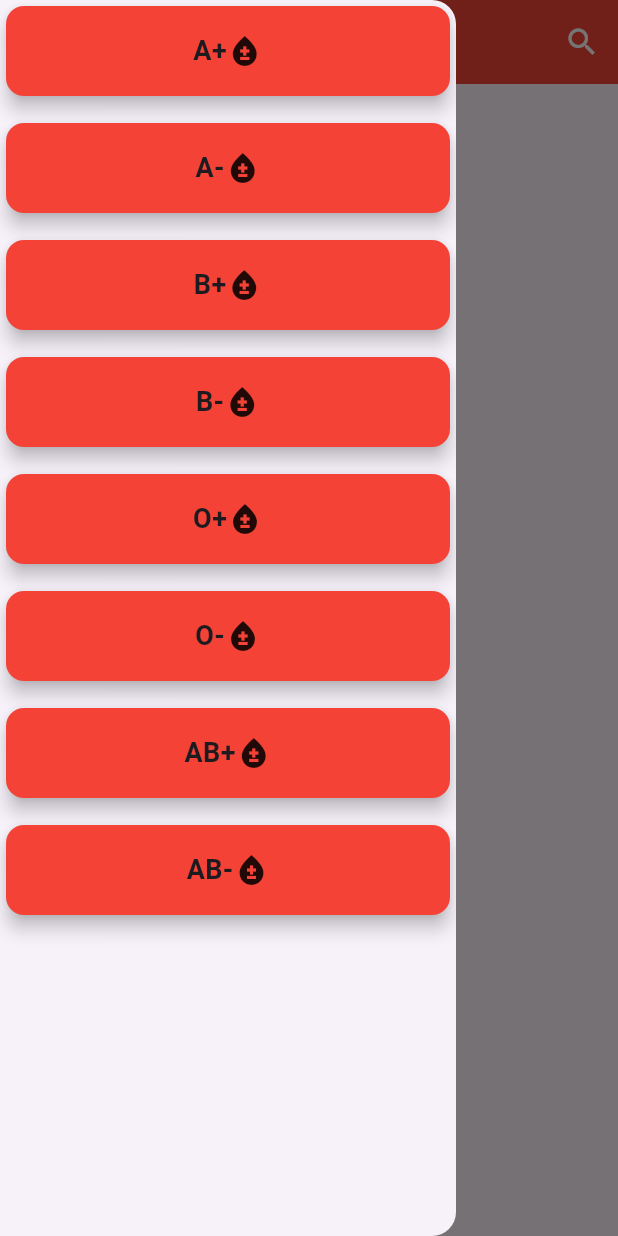
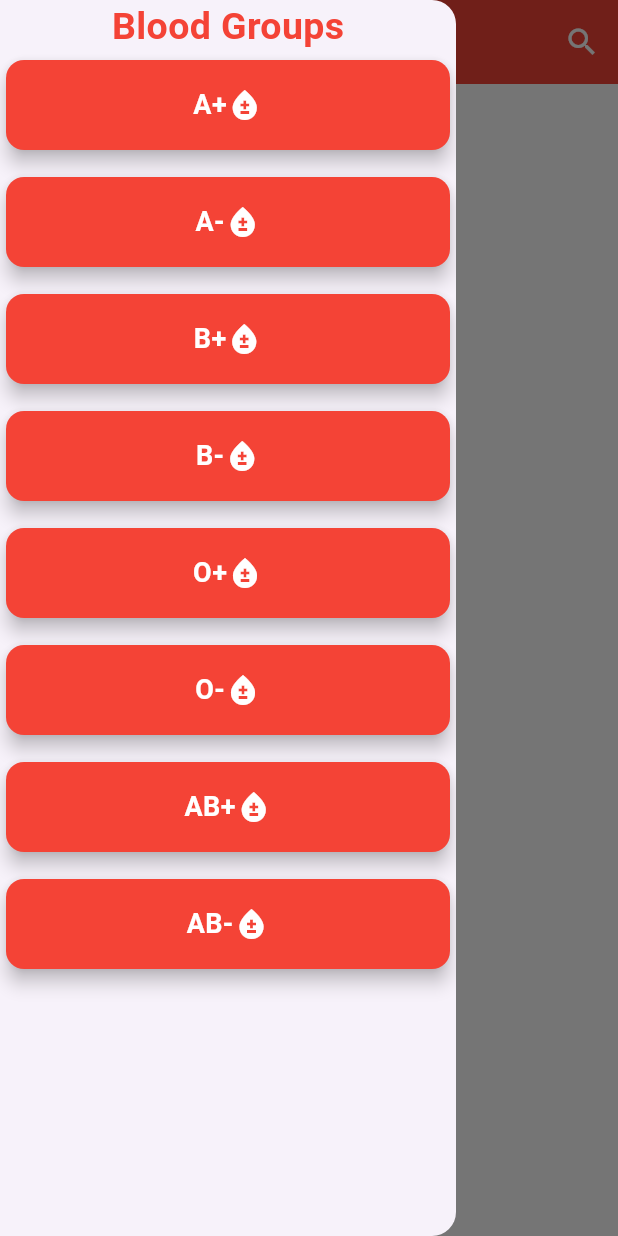
Before and after one commit to hijasahamed/BloodDonor, a Flutter app: the screen it shows after launch, in the side drawer, after a tap on the "menu" icon, on a phone screen of 412 x 824 dp. Run offline on Flutter 3.47's test engine with Material 3 defaults, Android fonts, the phone set to English and light mode, and no system bars; our stand-ins replace cloud_firestore, firebase_core; accounts and stored records are empty.

Commit message:
latest bugs fixed

```diff
--- a/lib/screens/functions/fuctions.dart
+++ b/lib/functions/fuctions.dart
@@ -8,7 +8,7 @@ Future<void> deletebuttonclicked(data,context) async{
       context: context,
       builder: (ctx){
         return AlertDialog(
-          content: Text('Do You Want To Delete This Donor?',style:const TextStyle(fontWeight: FontWeight.w600),),
+          content: const Text('Do You Want To Delete This Donor?',style:TextStyle(fontWeight: FontWeight.w600),),
           actions: [
             TextButton(
               onPressed: (){
--- a/lib/main.dart
+++ b/lib/main.dart
@@ -1,3 +1,4 @@
+import 'package:blood_donor/model/firebase_options.dart';
 import 'package:blood_donor/screens/add_donor.dart';
 import 'package:blood_donor/screens/home_screen.dart';
 import 'package:flutter/material.dart';
@@ -5,12 +6,8 @@ import 'package:firebase_core/firebase_core.dart';
 
 Future<void> main()  async {
   WidgetsFlutterBinding.ensureInitialized();
-  await Firebase.initializeApp(options: const FirebaseOptions(
-      apiKey: 'AIzaSyAJCwZ6tiJN3XyLBmFO7b_rC8AWjiNPwxQ',
-      appId: '1:1041614196840:android:5a0719c08c8d14bea8abdd',
-      messagingSenderId: '1041614196840',
-      projectId: 'blood-donor-bbd51'
-    )
+  await Firebase.initializeApp(
+    options: DefaultFirebaseOptions.currentPlatform,
   );
   runApp(const MyApp());
 }
--- a/lib/screens/add_donor.dart
+++ b/lib/screens/add_donor.dart
@@ -1,4 +1,4 @@
-import 'package:blood_donor/screens/functions/fuctions.dart';
+import 'package:blood_donor/functions/fuctions.dart';
 import 'package:flutter/material.dart';
 
 class Addblooduser extends StatefulWidget {
@@ -123,8 +123,8 @@ class _AddblooduserState extends State<Addblooduser> {
                   addDoner();
                 },
                 style:const ButtonStyle(
-                  minimumSize: MaterialStatePropertyAll(Size(200, 50)),
-                  backgroundColor: MaterialStatePropertyAll(Colors.red)
+                  minimumSize: WidgetStatePropertyAll(Size(200, 50)),
+                  backgroundColor: WidgetStatePropertyAll(Colors.red)
                 ),
 
                 child:const Text('Submit',style: TextStyle(fontSize: 20,color: Colors.white),)
--- a/lib/screens/drawer.dart
+++ b/lib/screens/drawer.dart
@@ -7,11 +7,28 @@ class Drawerscreen extends StatelessWidget {
 
   @override
   Widget build(BuildContext context) {
-    return  Drawer(
+    return Drawer(
       child: SafeArea(
+        child: Column(
+          children: [
+            const Text(
+              'Blood Groups',
+              style: TextStyle(fontSize: 25, fontWeight: FontWeight.w600, color: Colors.red),
+            ),
+            Expanded(
               child: ListView.separated(
-          itemBuilder: (context,index){
-            return Card(
+                itemBuilder: (context, index) {
+                  return GestureDetector(
+                    onTap: () {
+                      // Navigate to the blood donor list screen with selected blood group
+                      Navigator.push(
+                        context,
+                        MaterialPageRoute(
+                          builder: (context) => BloodDonorListScreen(bloodGroup: bloodGroups[index]),
+                        ),
+                      );
+                    },
+                    child: Card(
                       elevation: 5,
                       color: Colors.red,
                       child: SizedBox(
@@ -19,24 +36,87 @@ class Drawerscreen extends StatelessWidget {
                         child: Row(
                           mainAxisAlignment: MainAxisAlignment.center,
                           children: [
-                    SizedBox(
-                      child: Row(
+                            Row(
                               children: [
-                          Text(bloodGroups[index],style: const TextStyle(fontWeight: FontWeight.w600,fontSize: 18),),
-                          const Icon(Icons.bloodtype)
+                                Text(
+                                  bloodGroups[index],
+                                  style: const TextStyle(
+                                    fontWeight: FontWeight.w600,
+                                    fontSize: 18,
+                                    color: Colors.white,
+                                  ),
+                                ),
+                                const Icon(
+                                  Icons.bloodtype,
+                                  color: Colors.white,
+                                )
                               ],
-                      )),
+                            ),
                           ],
+                        ),
                       ),
                     ),
                   );
                 },
-          separatorBuilder: (context,index){
-            return const SizedBox(height: 10,);
+                separatorBuilder: (context, index) {
+                  return const SizedBox(
+                    height: 10,
+                  );
                 },
-          itemCount: bloodGroups.length
+                itemCount: bloodGroups.length,
+              ),
+            ),
+          ],
         ),
       ),
     );
   }
 }
+
+
+
+class BloodDonorListScreen extends StatelessWidget {
+  final String bloodGroup;
+
+  const BloodDonorListScreen({super.key, required this.bloodGroup});
+
+  @override
+  Widget build(BuildContext context) {
+    return Scaffold(
+      appBar: AppBar(
+        title: Text('Donors for $bloodGroup'),
+        backgroundColor: Colors.red,
+      ),
+      body: StreamBuilder(
+        stream: FirebaseFirestore.instance
+            .collection('blooddonation')
+            .where('blood', isEqualTo: bloodGroup)
+            .snapshots(),
+        builder: (context, AsyncSnapshot snapshot) {
+          if (snapshot.connectionState == ConnectionState.waiting) {
+            return const Center(child: CircularProgressIndicator());
+          } else if (snapshot.hasError) {
+            return Center(child: Text('Error: ${snapshot.error}'));
+          } else if (!snapshot.hasData || snapshot.data.docs.isEmpty) {
+            return const Center(child: Text('No donors found for this blood group'));
+          } else {
+            return ListView.separated(
+              itemCount: snapshot.data.docs.length,
+              itemBuilder: (ctx, index) {
+                final DocumentSnapshot donorSnap = snapshot.data.docs[index];
+                return ListTile(
+                  title: Text(donorSnap['name']),
+                  subtitle: Text('Mobile: ${donorSnap['mobile']}'),
+                  trailing: Text('Age: ${donorSnap['age'].toString()}'),
+                );
+              },
+              separatorBuilder: (ctx, index) {
+                return const Divider();
+              },
+            );
+          }
+        },
+      ),
+    );
+  }
+}
--- a/lib/screens/home_screen.dart
+++ b/lib/screens/home_screen.dart
@@ -1,5 +1,5 @@
 import 'package:blood_donor/screens/drawer.dart';
-import 'package:blood_donor/screens/functions/fuctions.dart';
+import 'package:blood_donor/functions/fuctions.dart';
 import 'package:flutter/material.dart';
 import 'package:cloud_firestore/cloud_firestore.dart';
 
@@ -11,13 +11,13 @@ class Homescreen extends StatefulWidget {
 }
 
 class _HomescreenState extends State<Homescreen> {
-
-  final CollectionReference donor= FirebaseFirestore.instance.collection('blooddonation');
-
+  final CollectionReference donor =
+      FirebaseFirestore.instance.collection('blooddonation');
 
   @override
   Widget build(BuildContext context) {
     return Scaffold(
+      backgroundColor: Colors.white,
       appBar: AppBar(
         leading: Builder(builder: (context) {
           return IconButton(
@@ -26,67 +26,122 @@ class _HomescreenState extends State<Homescreen> {
               Scaffold.of(context).openDrawer();
             },
             icon: const Icon(
-              Icons.menu,color: Colors.white,
+              Icons.menu,
+              color: Colors.white,
             ),
             iconSize: 40,
           );
         }),
-        title: const Text('Blood Donors',style: TextStyle(fontWeight: FontWeight.w700,color: Colors.white),),
+        title: const Text(
+          'Blood Donors',
+          style: TextStyle(fontWeight: FontWeight.w700, color: Colors.white),
+        ),
         centerTitle: true,
         actions: [
           IconButton(
-          onPressed: (){},
-          icon:const Icon(Icons.search,color: Colors.white,)
-        ),
+              onPressed: () {},
+              icon: const Icon(
+                Icons.search,
+                color: Colors.white,
+              )),
         ],
         backgroundColor: Colors.red,
       ),
       floatingActionButton: FloatingActionButton(
-        onPressed: (){Navigator.pushNamed(context, '2');},
+        onPressed: () {
+          Navigator.pushNamed(context, '2');
+        },
         backgroundColor: Colors.red,
         elevation: 25,
-        child:const Icon(Icons.add,size: 50,color: Colors.white,),
+        child: const Icon(
+          Icons.add,
+          size: 50,
+          color: Colors.white,
+        ),
       ),
       floatingActionButtonLocation: FloatingActionButtonLocation.centerFloat,
-      drawer:const Drawerscreen(),
+      drawer: const Drawerscreen(),
       body: StreamBuilder(
         stream: donor.orderBy('name').snapshots(),
-        builder: (context,AsyncSnapshot snapshot){
-          if(snapshot.hasData){
+        builder: (context, AsyncSnapshot snapshot) {
+          if (snapshot.connectionState == ConnectionState.waiting) {
+            return const Center(
+              child: CircularProgressIndicator(),
+            );
+          } else if (snapshot.hasError) {
+            return Center(
+              child: Text('Error: ${snapshot.error}'),
+            );
+          } else if (!snapshot.hasData || snapshot.data.docs.isEmpty) {
+            return const Center(
+              child: Text('No Data Available'),
+            );
+          } else {
             return Padding(
               padding: const EdgeInsets.all(8.0),
               child: ListView.separated(
-                itemBuilder: (ctx,index){
-                  final DocumentSnapshot donorsnap=snapshot.data.docs[index];
+
+                itemCount: snapshot.data.docs.length,
+                itemBuilder: (ctx, index) {
+                  final DocumentSnapshot donorsnap = snapshot.data.docs[index];
+
                   return GestureDetector(
-                    onLongPress: () => deletebuttonclicked(donorsnap.id, context),
+                    onLongPress: () =>
+                        deletebuttonclicked(donorsnap.id, context),
                     child: Card(
+                      color: Colors.white,
                       elevation: 15,
                       child: Container(
-                        decoration:const BoxDecoration(
+                        decoration: const BoxDecoration(
                           borderRadius: BorderRadius.all(Radius.circular(10)),
                           color: Color.fromARGB(255, 241, 237, 237),
                         ),
                         height: 125,
-
-                        child:  Row(
-                          mainAxisAlignment: MainAxisAlignment.spaceAround,
+                        child: Row(
                           children: [
-                            SizedBox(
-                              child: CircleAvatar(
-                                radius: 50,
-                                child: Text(donorsnap['blood'],style: const TextStyle(fontSize: 30),),
+                            const SizedBox(width: 25,),
+                            CircleAvatar(
+                              backgroundColor: Colors.red,
+                              radius: 30,
+                              child: Text(
+                                donorsnap['blood'],
+                                style: const TextStyle(fontSize: 30,color: Colors.white),
                               ),
                             ),
+                            const SizedBox(width: 25,),
                             Column(
                               crossAxisAlignment: CrossAxisAlignment.start,
                               children: [
-                                Text('Name:${donorsnap['name']}',style: const TextStyle(fontWeight: FontWeight.w500),),
-                                Text('Age:${donorsnap['age'].toString()}',style: const TextStyle(fontWeight: FontWeight.w500),),
-                                Text('Mobile:${donorsnap['mobile'].toString()}',style: const TextStyle(fontWeight: FontWeight.w500),),
-                                Text('District:${donorsnap['district']}',style: const TextStyle(fontWeight: FontWeight.w500),),
-                                Text('Village:${donorsnap['village']}',style: const TextStyle(fontWeight: FontWeight.w500),),
-                                Text('Blood:${donorsnap['blood']}',style: const TextStyle(fontWeight: FontWeight.w500),),
+                                Text(
+                                  'Name: ${donorsnap['name']}',
+                                  style: const TextStyle(
+                                      fontWeight: FontWeight.w500),
+                                ),
+                                Text(
+                                  'Age: ${donorsnap['age'].toString()}',
+                                  style: const TextStyle(
+                                      fontWeight: FontWeight.w500),
+                                ),
+                                Text(
+                                  'Mobile: ${donorsnap['mobile'].toString()}',
+                                  style: const TextStyle(
+                                      fontWeight: FontWeight.w500),
+                                ),
+                                Text(
+                                  'District: ${donorsnap['district']}',
+                                  style: const TextStyle(
+                                      fontWeight: FontWeight.w500),
+                                ),
+                                Text(
+                                  'Village: ${donorsnap['village']}',
+                                  style: const TextStyle(
+                                      fontWeight: FontWeight.w500),
+                                ),
+                                Text(
+                                  'Blood: ${donorsnap['blood']}',
+                                  style: const TextStyle(
+                                      fontWeight: FontWeight.w500),
+                                ),
                               ],
                             ),
                           ],
@@ -95,18 +150,10 @@ class _HomescreenState extends State<Homescreen> {
                     ),
                   );
                 },
-                separatorBuilder: (ctx,index){
-                  return const  SizedBox(height: 10,);
-                },
-                itemCount: snapshot.data!.docs.length,
+                separatorBuilder: (ctx, index) => const SizedBox(height: 10),
               ),
             );
           }
-          return const SizedBox(
-            child: Center(
-              child: Text('No Data Available'),
-            ),
-          );
         },
       ),
     );
```
Also changed, not shown: firebase.json (added), lib/model/firebase_options.dart (added), pubspec.lock, 4 other files. Lines whose indentation alone changed are shown as unchanged.
